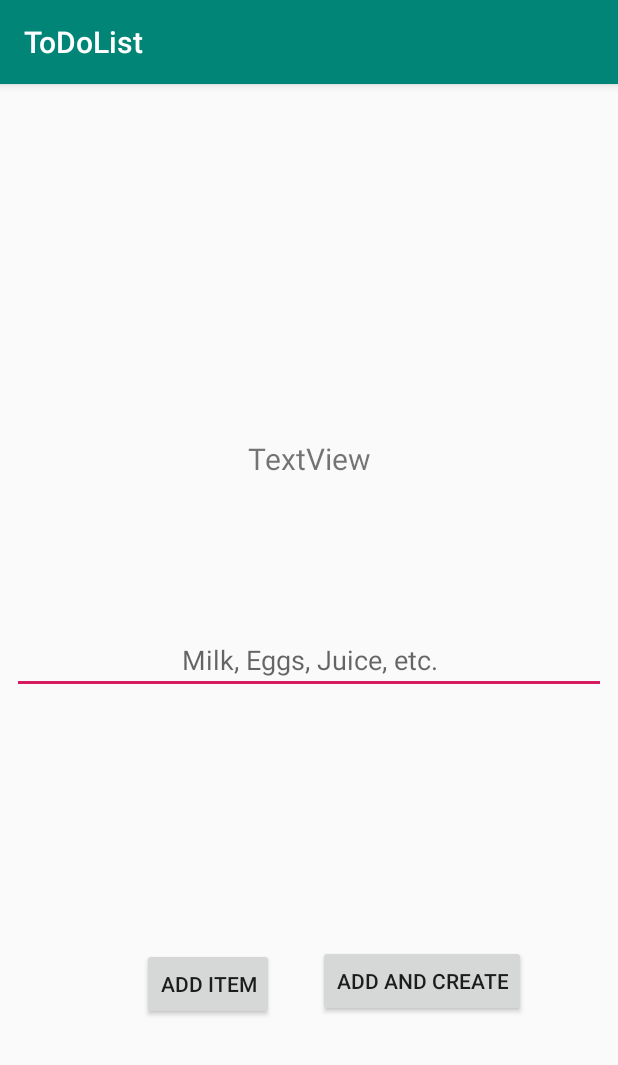
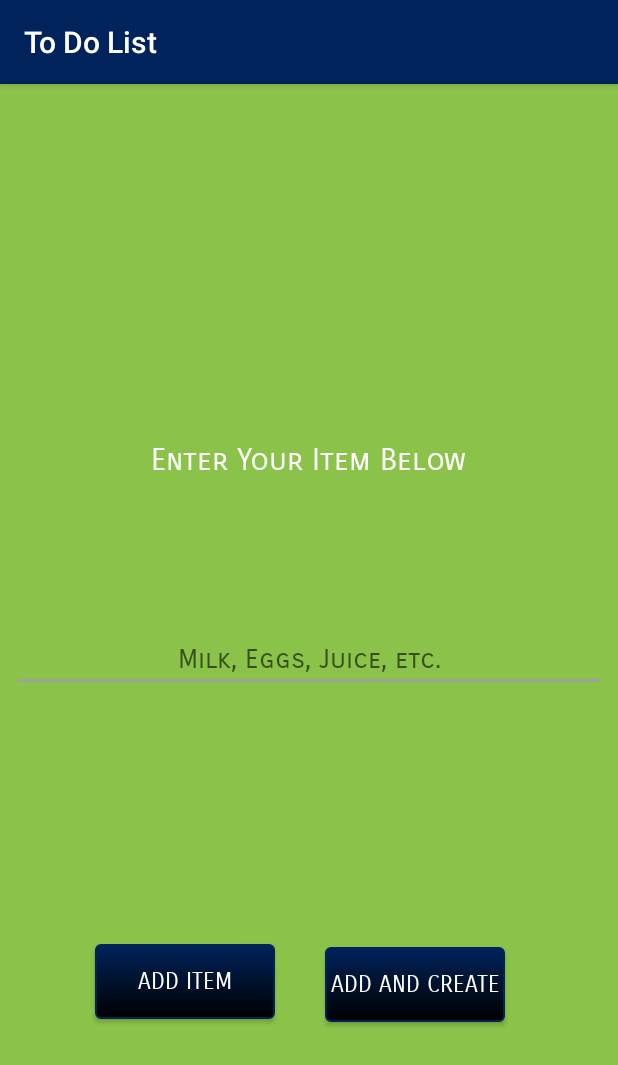
Before and after one commit to mobileappproject789/To-Do-List, an Android app: the CreateItem screen opened directly, with no data from a screen before it, on a phone screen of 412 x 824 dp. Shown: the top 1065 px of the screen. Run offline under Robolectric (Android 15) with nearby library versions, the phone set to English and light mode, and no system bars.

Commit message:
My Style Stuff
Style Stuff

```diff
--- /dev/null
+++ b/ToDoList2-2018/app/src/main/res/drawable/button_border.xml
@@ -0,0 +1,24 @@
+<?xml version="1.0" encoding="utf-8"?>
+<selector xmlns:android="http://schemas.android.com/apk/res/android" >
+    <item android:state_pressed="true" >
+        <shape android:shape="rectangle"  >
+            <corners android:radius="3dip" />
+            <stroke android:width="1dip" android:color="@color/mutedGray" />
+            <gradient android:angle="-90" android:startColor="@color/mutedGray" android:endColor="@color/mutedGray"  />
+        </shape>
+    </item>
+    <item android:state_focused="true">
+        <shape android:shape="rectangle"  >
+            <corners android:radius="3dip" />
+            <stroke android:width="1dip" android:color="@color/mutedGray" />
+            <solid android:color="@color/mutedGray"/>
+        </shape>
+    </item>
+    <item >
+        <shape android:shape="rectangle"  >
+            <corners android:radius="3dip" />
+            <stroke android:width="1dip" android:color="@color/customDarkBlue" />
+            <gradient android:angle="-90" android:startColor="@color/customDarkBlue" android:endColor="#000000" />
+        </shape>
+    </item>
+</selector>
--- a/ToDoList2-2018/app/src/main/res/layout/activity_create_item.xml
+++ b/ToDoList2-2018/app/src/main/res/layout/activity_create_item.xml
@@ -4,7 +4,9 @@
     xmlns:tools="http://schemas.android.com/tools"
     android:layout_width="match_parent"
     android:layout_height="match_parent"
-    tools:context=".CreateItem">
+    tools:context=".CreateItem"
+    android:background="@color/holo_green_light"
+    >
 
     <EditText
         android:id="@+id/editText"
@@ -18,10 +20,14 @@
         android:inputType="textMultiLine"
         android:hint="Milk, Eggs, Juice, etc."
         android:textAlignment="center"
+        android:textColor="@color/mutedGray"
+        android:fontFamily="sans-serif-smallcaps"
         app:layout_constraintBottom_toBottomOf="parent"
         app:layout_constraintEnd_toEndOf="parent"
         app:layout_constraintStart_toStartOf="parent"
-        app:layout_constraintTop_toTopOf="parent" />
+        app:layout_constraintTop_toTopOf="parent"
+
+        />
 
     <android.support.constraint.Guideline
         android:id="@+id/guideline"
@@ -38,43 +44,62 @@
         android:layout_marginTop="8dp"
         android:layout_marginEnd="8dp"
         android:layout_marginBottom="8dp"
-        android:text="TextView"
+        android:text="Enter Your Item Below"
         android:textSize="20sp"
+        android:textColor="@color/white"
+        android:fontFamily="sans-serif-smallcaps"
         app:layout_constraintBottom_toTopOf="@+id/editText"
         app:layout_constraintEnd_toEndOf="parent"
         app:layout_constraintStart_toStartOf="parent"
         app:layout_constraintTop_toTopOf="parent"
-        app:layout_constraintVertical_bias="0.716" />
+        app:layout_constraintVertical_bias="0.716"
+        />
 
     <Button
         android:id="@+id/Add"
         android:layout_width="wrap_content"
         android:layout_height="wrap_content"
+        android:layout_marginBottom="3dp"
         android:layout_marginStart="8dp"
         android:layout_marginTop="8dp"
-        android:layout_marginBottom="3dp"
+        android:background="@drawable/button_border"
         android:text="Add Item"
+        android:textColor="@color/white"
+        android:textSize="15dp"
+        android:minHeight="50dp"
+        android:minWidth="120dp"
+        android:fontFamily="sans-serif-smallcaps"
         app:layout_constraintBottom_toBottomOf="parent"
         app:layout_constraintEnd_toEndOf="parent"
-        app:layout_constraintHorizontal_bias="0.275"
+        app:layout_constraintHorizontal_bias="0.195"
         app:layout_constraintStart_toStartOf="parent"
         app:layout_constraintTop_toBottomOf="@+id/editText"
-        app:layout_constraintVertical_bias="0.535" />
+        app:layout_constraintVertical_bias="0.532"
+
+        />
 
     <Button
         android:id="@+id/AddCreate"
         android:layout_width="wrap_content"
         android:layout_height="wrap_content"
+        android:layout_marginBottom="8dp"
+        android:layout_marginEnd="8dp"
         android:layout_marginStart="8dp"
         android:layout_marginTop="8dp"
-        android:layout_marginEnd="8dp"
-        android:layout_marginBottom="8dp"
+        android:background="@drawable/button_border"
         android:text="Add and Create"
+        android:textColor="@color/white"
+        android:textSize="15dp"
+        android:minWidth="120dp"
+        android:minHeight="50dp"
+        android:fontFamily="sans-serif-smallcaps"
         app:layout_constraintBottom_toBottomOf="parent"
         app:layout_constraintEnd_toEndOf="parent"
-        app:layout_constraintHorizontal_bias="0.289"
+        app:layout_constraintHorizontal_bias="0.275"
         app:layout_constraintStart_toEndOf="@+id/Add"
         app:layout_constraintTop_toBottomOf="@+id/editText"
-        app:layout_constraintVertical_bias="0.535" />
+        app:layout_constraintVertical_bias="0.545"
+
+        />
 
 </android.support.constraint.ConstraintLayout>
--- a/ToDoList2-2018/app/src/main/res/values/colors.xml
+++ b/ToDoList2-2018/app/src/main/res/values/colors.xml
@@ -4,4 +4,7 @@
     <color name="colorPrimaryDark">#00574B</color>
     <color name="colorAccent">#D81B60</color>
     <color name="holo_green_light">#8bc34a</color>
+    <color name="customDarkBlue">#00235b</color>
+    <color name="white">#ffffff</color>
+    <color name="mutedGray">#a0a0a0</color>
 </resources>
--- a/ToDoList2-2018/app/src/main/res/values/strings.xml
+++ b/ToDoList2-2018/app/src/main/res/values/strings.xml
@@ -1,3 +1,3 @@
 <resources>
-    <string name="app_name">ToDoList</string>
+    <string name="app_name">To Do List</string>
 </resources>
--- a/ToDoList2-2018/app/src/main/res/values/styles.xml
+++ b/ToDoList2-2018/app/src/main/res/values/styles.xml
@@ -3,9 +3,27 @@
     <!-- Base application theme. -->
     <style name="AppTheme" parent="Base.Theme.AppCompat.Light.DarkActionBar">
         <!-- Customize your theme here. -->
-        <item name="colorPrimary">@color/colorPrimary</item>
-        <item name="colorPrimaryDark">@color/colorPrimaryDark</item>
-        <item name="colorAccent">@color/colorAccent</item>
+        <item name="colorPrimary">@color/customDarkBlue</item>
+        <item name="colorPrimaryDark">@color/customDarkBlue</item>
+        <item name="colorAccent">@color/mutedGray</item>
+    </style>
+
+    <style name="Theme" parent="@style/BaseTheme"></style>
+
+    <style name="BaseTheme" parent="Theme.AppCompat.Light.DarkActionBar">
+        <item name="actionBarStyle">@style/ActionBar</item>
+        <item name="android:actionBarStyle">@style/ActionBar</item>
+    </style>
+
+    <style name="ActionBar" parent="@style/Widget.AppCompat.Light.ActionBar">
+        <item name="android:background">@color/customDarkBlue </item>
+        <item name="background">@color/customDarkBlue </item>
+        <item name="android:titleTextStyle">@style/ActionBar.Text</item>
+        <item name="titleTextStyle">@style/ActionBar.Text</item>
+    </style>
+
+    <style name="ActionBar.Text" parent="@android:style/TextAppearance.Medium">
+        <item name="android:textColor">@color/white</item>
     </style>
 
 </resources>
```
